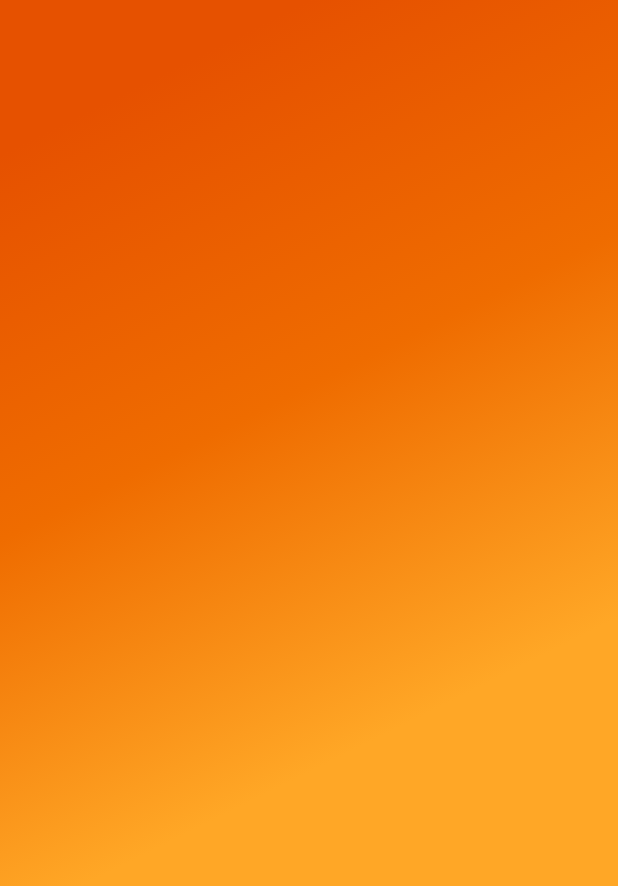
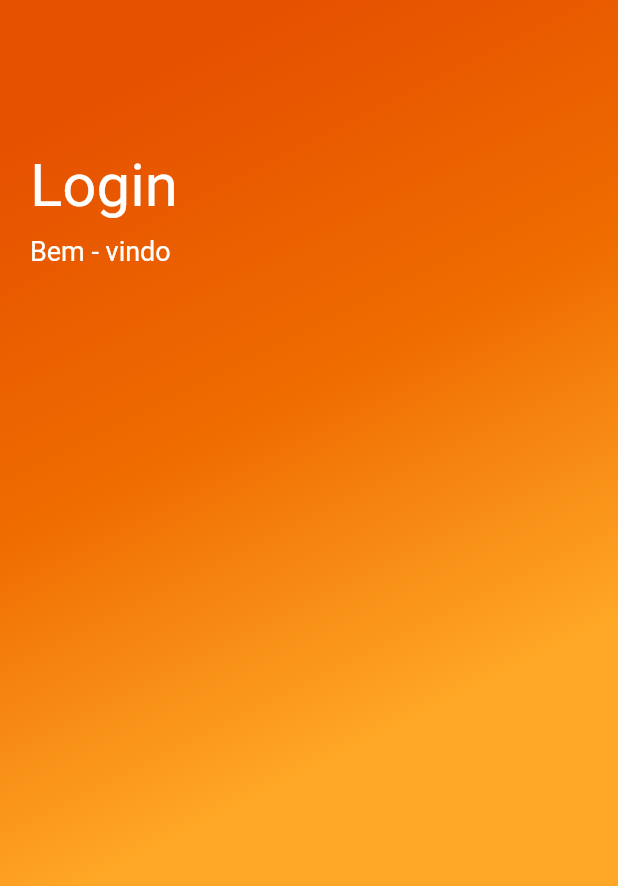
Before and after one commit to italolopes9/projeto_flutter, a Flutter app: the screen it shows after launch, on a phone screen of 412 x 824 dp. Shown: the top 886 px of the screen. Run offline on Flutter 3.47's test engine with Material 2 defaults, Android fonts, the phone set to English and light mode, and no system bars; our stand-ins replace simple_animations.

Commit message:
Adicionado texto Login

```diff
--- a/lib/main.dart
+++ b/lib/main.dart
@@ -1,11 +1,10 @@
 import 'package:flutter/material.dart';
+import 'package:app_guia/Animation/FadeAnimation.dart';
 
-void main() => runApp(
-  MaterialApp(
+void main() => runApp(MaterialApp(
       debugShowCheckedModeBanner: false,
       home: HomePage(),
-  )
-);
+    ));
 
 class HomePage extends StatelessWidget {
   @override
@@ -14,14 +13,41 @@ class HomePage extends StatelessWidget {
       body: Container(
         width: double.infinity,
         decoration: BoxDecoration(
-          gradient: LinearGradient(
-            begin: Alignment.topCenter,
-            colors: [
+            gradient: LinearGradient(begin: Alignment.topCenter, colors: [
           Colors.orange[900],
           Colors.orange[800],
           Colors.orange[400]
-            ]
+        ])),
+        child: Column(
+          crossAxisAlignment: CrossAxisAlignment.start,
+          children: <Widget>[
+            SizedBox(
+              height: 80,
+            ),
+            Padding(
+              padding: EdgeInsets.all(20),
+              child: Column(
+                crossAxisAlignment: CrossAxisAlignment.start,
+                children: <Widget>[
+                  FadeAnimation(
+                      1,
+                      Text(
+                        "Login",
+                        style: TextStyle(color: Colors.white, fontSize: 40),
+                      )),
+                  SizedBox(
+                    height: 10,
+                  ),
+                  FadeAnimation(
+                      1.3,
+                      Text(
+                        "Bem - vindo",
+                        style: TextStyle(color: Colors.white, fontSize: 18),
+                      )),
+                ],
+              ),
             )
+          ],
         ),
       ),
     );
```
Lines whose indentation alone changed are shown as unchanged.
